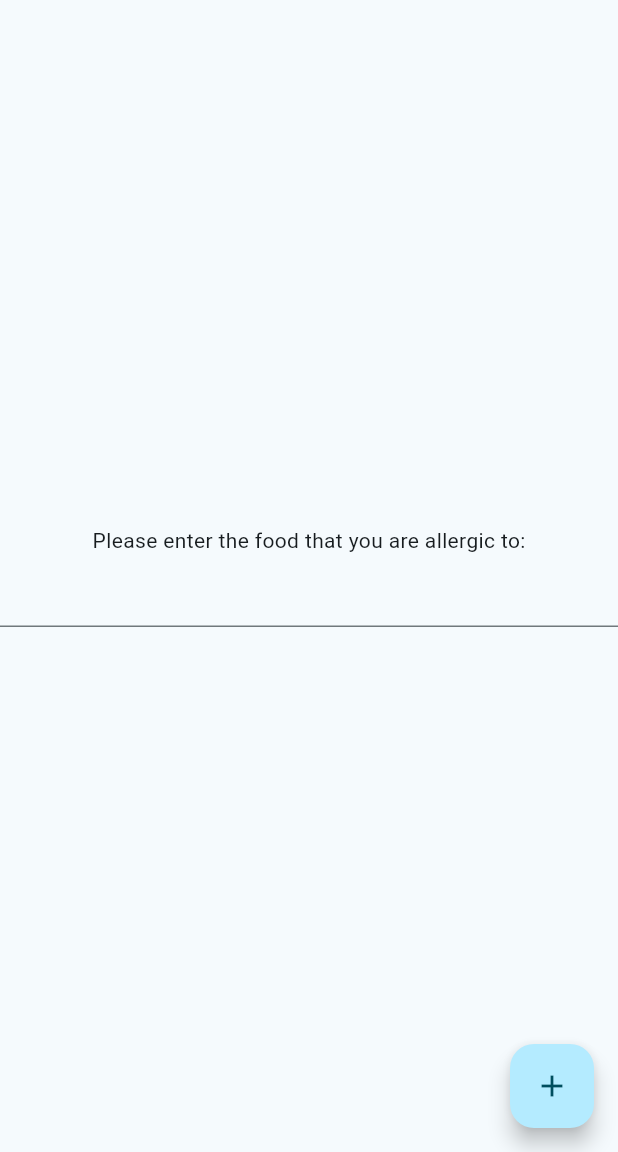
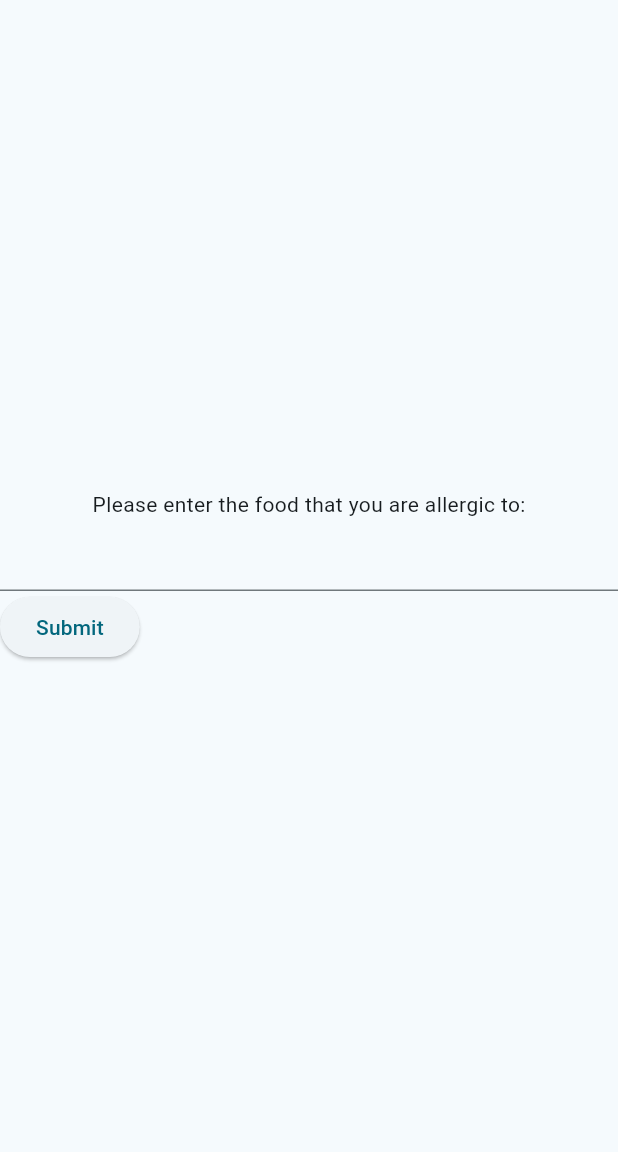
Before and after one commit to Jung-GunSong/Food-Allergy-Scan-App, a Flutter app: the screen it shows after launch, on a phone screen of 412 x 824 dp, the part 84-1236 px from its top. Run offline on Flutter 3.47's test engine with Material 3 defaults, Android fonts, the phone set to English and light mode, and no system bars.

Commit message:
added submit button and text validation

```diff
--- a/lib/main.dart
+++ b/lib/main.dart
@@ -116,11 +116,11 @@
           ],
         ),
       ),
-      floatingActionButton: FloatingActionButton(
-        onPressed: _incrementCounter,
-        tooltip: 'Increment',
-        child: const Icon(Icons.add),
-      ), // This trailing comma makes auto-formatting nicer for build methods.
+      // floatingActionButton: FloatingActionButton(
+      //   onPressed: _incrementCounter,
+      //   tooltip: 'Increment',
+      //   child: const Icon(Icons.add),
+      // ), // This trailing comma makes auto-formatting nicer for build methods.
     );
   }
 }
@@ -153,7 +153,16 @@
               return null;
             },
           ),
-
+          ElevatedButton(
+            onPressed: () {
+              if (_formKey.currentState!.validate()){
+                ScaffoldMessenger.of(context).showSnackBar(
+                  const SnackBar(content: Text('Processing Data'))
+                );
+              }
+            },
+            child: const Text('Submit'),
+          )
         ],
       ),
     );
```
